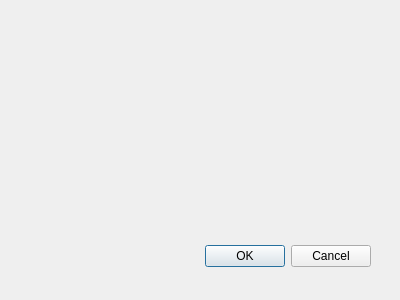
Above: Screens/Interfaces/machineEdit.ui from Practicum-Team-3/BlackHole before the change. Below: the same form after it.
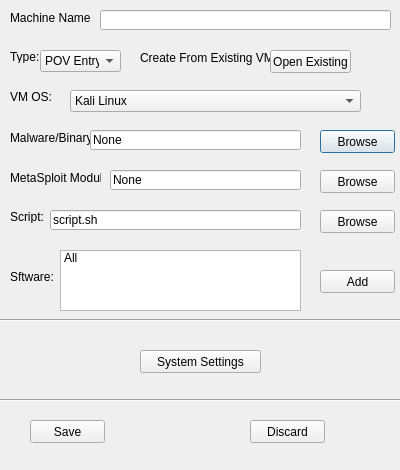
That is the form after the change.

What changed in the file:
```diff
--- a/Screens/Interfaces/machineEdit.ui
+++ b/Screens/Interfaces/machineEdit.ui
@@ -1,34 +1,357 @@
-<ui version="4.0" >
- <author></author>
- <comment></comment>
- <exportmacro></exportmacro>
- <class>Dialog</class>
- <widget class="QDialog" name="Dialog" >
-  <property name="geometry" >
+<?xml version="1.0" encoding="UTF-8"?>
+<ui version="4.0">
+ <class>MachineEdit</class>
+ <widget class="QDialog" name="MachineEdit">
+  <property name="geometry">
    <rect>
     <x>0</x>
     <y>0</y>
     <width>400</width>
-    <height>300</height>
+    <height>470</height>
    </rect>
   </property>
   <property name="windowTitle" >
    <string>Dialog</string>
   </property>
-  <widget class="QDialogButtonBox" name="buttonBox" >
-   <property name="geometry" >
+  <widget class="QLabel" name="label">
+   <property name="geometry">
+    <rect>
+     <x>-160</x>
+     <y>230</y>
+     <width>47</width>
+     <height>13</height>
+    </rect>
+   </property>
+   <property name="text">
+    <string>TextLabel</string>
+   </property>
+  </widget>
+  <widget class="QPushButton" name="browse1">
+   <property name="geometry">
+    <rect>
+     <x>320</x>
+     <y>130</y>
+     <width>75</width>
+     <height>23</height>
+    </rect>
+   </property>
+   <property name="text">
+    <string>Browse</string>
+   </property>
+  </widget>
+  <widget class="QLabel" name="mname">
+   <property name="geometry">
+    <rect>
+     <x>10</x>
+     <y>10</y>
+     <width>81</width>
+     <height>16</height>
+    </rect>
+   </property>
+   <property name="text">
+    <string>Machine Name:</string>
+   </property>
+  </widget>
+  <widget class="QLineEdit" name="lineEdit">
+   <property name="geometry">
+    <rect>
+     <x>100</x>
+     <y>10</y>
+     <width>291</width>
+     <height>20</height>
+    </rect>
+   </property>
+  </widget>
+  <widget class="QLabel" name="type">
+   <property name="geometry">
+    <rect>
+     <x>10</x>
+     <y>50</y>
+     <width>47</width>
+     <height>13</height>
+    </rect>
+   </property>
+   <property name="text">
+    <string>Type:</string>
+   </property>
+  </widget>
+  <widget class="QComboBox" name="poventry">
+   <property name="geometry">
+    <rect>
+     <x>40</x>
+     <y>50</y>
+     <width>81</width>
+     <height>22</height>
+    </rect>
+   </property>
+   <item>
+    <property name="text">
+     <string>POV Entry</string>
+    </property>
+   </item>
+  </widget>
+  <widget class="QLabel" name="cfevm">
+   <property name="geometry">
+    <rect>
+     <x>140</x>
+     <y>50</y>
+     <width>131</width>
+     <height>16</height>
+    </rect>
+   </property>
+   <property name="text">
+    <string>Create From Existing VM:</string>
+   </property>
+  </widget>
+  <widget class="QPushButton" name="b1">
+   <property name="geometry">
+    <rect>
+     <x>270</x>
+     <y>50</y>
+     <width>81</width>
+     <height>23</height>
+    </rect>
+   </property>
+   <property name="text">
+    <string>Open Existing</string>
+   </property>
+  </widget>
+  <widget class="QLabel" name="vmos">
+   <property name="geometry">
+    <rect>
+     <x>10</x>
+     <y>90</y>
+     <width>47</width>
+     <height>13</height>
+    </rect>
+   </property>
+   <property name="text">
+    <string>VM OS:</string>
+   </property>
+  </widget>
+  <widget class="QComboBox" name="cb2">
+   <property name="geometry">
+    <rect>
+     <x>70</x>
+     <y>90</y>
+     <width>291</width>
+     <height>22</height>
+    </rect>
+   </property>
+   <item>
+    <property name="text">
+     <string>Kali Linux</string>
+    </property>
+   </item>
+  </widget>
+  <widget class="QLabel" name="malwarebinary">
+   <property name="geometry">
+    <rect>
+     <x>10</x>
+     <y>130</y>
+     <width>81</width>
+     <height>16</height>
+    </rect>
+   </property>
+   <property name="text">
+    <string>Malware/Binary:</string>
+   </property>
+  </widget>
+  <widget class="QLineEdit" name="input1">
+   <property name="geometry">
+    <rect>
+     <x>90</x>
+     <y>130</y>
+     <width>211</width>
+     <height>20</height>
+    </rect>
+   </property>
+   <property name="text">
+    <string>None</string>
+   </property>
+  </widget>
+  <widget class="QLabel" name="msmodule">
+   <property name="geometry">
+    <rect>
+     <x>10</x>
+     <y>170</y>
+     <width>91</width>
+     <height>16</height>
+    </rect>
+   </property>
+   <property name="text">
+    <string>MetaSploit Module:</string>
+   </property>
+  </widget>
+  <widget class="QLineEdit" name="input2">
+   <property name="geometry">
+    <rect>
+     <x>110</x>
+     <y>170</y>
+     <width>191</width>
+     <height>20</height>
+    </rect>
+   </property>
+   <property name="text">
+    <string>None</string>
+   </property>
+  </widget>
+  <widget class="QPushButton" name="browse2">
+   <property name="geometry">
+    <rect>
+     <x>320</x>
+     <y>170</y>
+     <width>75</width>
+     <height>23</height>
+    </rect>
+   </property>
+   <property name="text">
+    <string>Browse</string>
+   </property>
+  </widget>
+  <widget class="QLabel" name="script">
+   <property name="geometry">
+    <rect>
+     <x>10</x>
+     <y>210</y>
+     <width>47</width>
+     <height>13</height>
+    </rect>
+   </property>
+   <property name="text">
+    <string>Script:</string>
+   </property>
+  </widget>
+  <widget class="QLineEdit" name="input3">
+   <property name="geometry">
+    <rect>
+     <x>50</x>
+     <y>210</y>
+     <width>251</width>
+     <height>20</height>
+    </rect>
+   </property>
+   <property name="text">
+    <string>script.sh</string>
+   </property>
+  </widget>
+  <widget class="QPushButton" name="browse3">
+   <property name="geometry">
+    <rect>
+     <x>320</x>
+     <y>210</y>
+     <width>75</width>
+     <height>23</height>
+    </rect>
+   </property>
+   <property name="text">
+    <string>Browse</string>
+   </property>
+  </widget>
+  <widget class="QLabel" name="software">
+   <property name="geometry">
+    <rect>
+     <x>10</x>
+     <y>270</y>
+     <width>47</width>
+     <height>13</height>
+    </rect>
+   </property>
+   <property name="text">
+    <string>Sftware:</string>
+   </property>
+  </widget>
+  <widget class="QListWidget" name="list1">
+   <property name="geometry">
+    <rect>
+     <x>60</x>
+     <y>250</y>
+     <width>241</width>
+     <height>61</height>
+    </rect>
+   </property>
+   <item>
+    <property name="text">
+     <string>All</string>
+    </property>
+   </item>
+  </widget>
+  <widget class="QPushButton" name="add">
+   <property name="geometry">
+    <rect>
+     <x>320</x>
+     <y>270</y>
+     <width>75</width>
+     <height>23</height>
+    </rect>
+   </property>
+   <property name="text">
+    <string>Add</string>
+   </property>
+  </widget>
+  <widget class="Line" name="line">
+   <property name="geometry">
+    <rect>
+     <x>0</x>
+     <y>310</y>
+     <width>401</width>
+     <height>20</height>
+    </rect>
+   </property>
+   <property name="orientation">
+    <enum>Qt::Horizontal</enum>
+   </property>
+  </widget>
+  <widget class="QPushButton" name="syssets">
+   <property name="geometry">
+    <rect>
+     <x>140</x>
+     <y>350</y>
+     <width>121</width>
+     <height>23</height>
+    </rect>
+   </property>
+   <property name="text">
+    <string>System Settings</string>
+   </property>
+  </widget>
+  <widget class="Line" name="line_2">
+   <property name="geometry">
+    <rect>
+     <x>0</x>
+     <y>390</y>
+     <width>401</width>
+     <height>21</height>
+    </rect>
+   </property>
+   <property name="orientation">
+    <enum>Qt::Horizontal</enum>
+   </property>
+  </widget>
+  <widget class="QPushButton" name="save">
+   <property name="geometry">
     <rect>
      <x>30</x>
-     <y>240</y>
-     <width>341</width>
-     <height>32</height>
+     <y>420</y>
+     <width>75</width>
+     <height>23</height>
     </rect>
    </property>
-   <property name="orientation" >
-    <enum>Qt::Horizontal</enum>
+   <property name="text">
+    <string>Save</string>
    </property>
-   <property name="standardButtons" >
-    <set>QDialogButtonBox::Cancel|QDialogButtonBox::Ok</set>
+  </widget>
+  <widget class="QPushButton" name="discard">
+   <property name="geometry">
+    <rect>
+     <x>250</x>
+     <y>420</y>
+     <width>75</width>
+     <height>23</height>
+    </rect>
+   </property>
+   <property name="text">
+    <string>Discard</string>
    </property>
   </widget>
  </widget>
```
Left out of the diff: 41 changed lines with no effect on the pictures.
